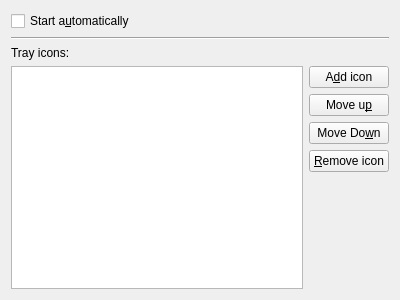
Before: the Qt Designer form settings/config/traysettings.ui in KDE/networkmanagement, drawn with Qt 5.
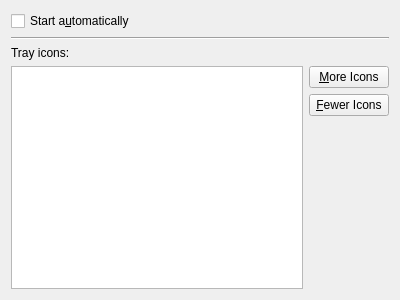
After: the same form once the commit is applied.

Commit message: Add UI and KConfigXT for configuring tray icon

What changed in the file:
```diff
--- a/settings/config/traysettings.ui
+++ b/settings/config/traysettings.ui
@@ -60,28 +60,14 @@
        <item>
         <widget class="QPushButton" name="pbAddIcon">
          <property name="text">
-          <string>A&amp;dd icon</string>
+          <string>&amp;More Icons</string>
          </property>
         </widget>
        </item>
        <item>
         <widget class="QPushButton" name="pbIconUp">
          <property name="text">
-          <string>Move u&amp;p</string>
-         </property>
-        </widget>
-       </item>
-       <item>
-        <widget class="QPushButton" name="pbMoveDown">
-         <property name="text">
-          <string>Move Do&amp;wn</string>
-         </property>
-        </widget>
-       </item>
-       <item>
-        <widget class="QPushButton" name="pushButton_4">
-         <property name="text">
-          <string>&amp;Remove icon</string>
+          <string>&amp;Fewer Icons</string>
          </property>
         </widget>
        </item>
```
Left out of the diff: 15 changed lines with no effect on the pictures. The commit also changes 4 other files.
